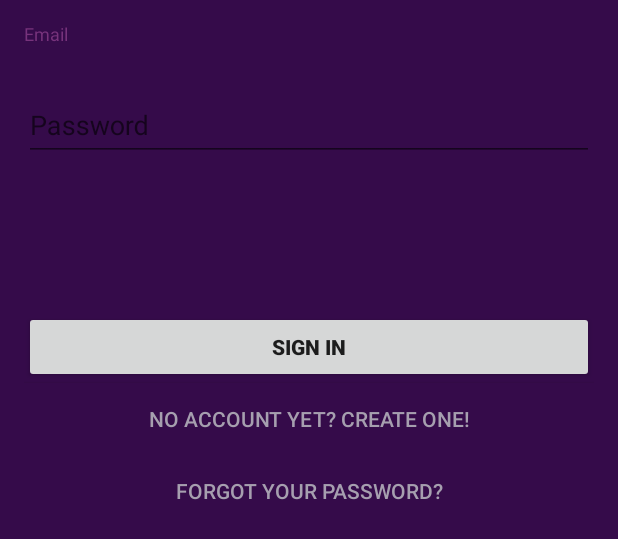
After one commit to Venkipullela/GamesApp, an Android app: the layout activity_login.xml on its own in the app's theme, with its tools: preview values and no code run, on a phone screen of 412 x 824 dp. The commit adds this screen. Shown: the top 539 px of the screen. Run offline under Robolectric (Android 15) with nearby library versions, the phone set to English and light mode, and no system bars.

Commit message:
sign in page and related changes

```diff
--- a/app/src/main/AndroidManifest.xml
+++ b/app/src/main/AndroidManifest.xml
@@ -30,6 +30,9 @@
                 android:name="android.support.PARENT_ACTIVITY"
                 android:value=".MainActivity" />
         </activity>
+        <activity
+            android:name=".LoginActivity"
+            android:label="@string/title_activity_login"></activity>
     </application>
 
 </manifest>
--- a/app/src/main/java/com/example/venkatesh/myfirstapp/MainActivity.java
+++ b/app/src/main/java/com/example/venkatesh/myfirstapp/MainActivity.java
@@ -20,5 +20,10 @@ public class MainActivity extends AppCompatActivity {
         startActivity(intent);
     }
 
+    public void signIn(View view) {
+        Intent intent = new Intent(this, LoginActivity.class);
+        startActivity(intent);
+    }
+
 
 }
--- /dev/null
+++ b/app/src/main/res/layout/activity_login.xml
@@ -0,0 +1,116 @@
+<?xml version="1.0" encoding="utf-8"?>
+<LinearLayout xmlns:android="http://schemas.android.com/apk/res/android"
+    xmlns:tools="http://schemas.android.com/tools"
+    android:layout_width="match_parent"
+    android:layout_height="match_parent"
+    android:background="@color/colorPrimary"
+    android:gravity="center_horizontal"
+    android:paddingLeft="@dimen/activity_horizontal_margin"
+    android:paddingTop="@dimen/activity_vertical_margin"
+    android:paddingRight="@dimen/activity_horizontal_margin"
+    android:paddingBottom="@dimen/activity_vertical_margin"
+    tools:context=".LoginActivity">
+
+    <!-- Login progress -->
+    <ProgressBar
+        android:id="@+id/login_progress"
+        style="?android:attr/progressBarStyleLarge"
+        android:layout_width="wrap_content"
+        android:layout_height="wrap_content"
+        android:layout_marginBottom="8dp"
+        android:visibility="gone" />
+
+    <TextView
+        android:id="@+id/textView"
+        android:layout_width="wrap_content"
+        android:layout_height="wrap_content"
+        android:layout_weight="1"
+        android:text="TextView" />
+
+    <ScrollView
+        android:id="@+id/login_form"
+        android:layout_width="match_parent"
+        android:layout_height="match_parent"
+        android:background="@color/colorPrimary">
+
+        <LinearLayout
+            android:id="@+id/email_login_form"
+            android:layout_width="match_parent"
+            android:layout_height="wrap_content"
+            android:orientation="vertical">
+
+            <android.support.design.widget.TextInputLayout
+                android:layout_width="match_parent"
+                android:layout_height="wrap_content">
+
+                <AutoCompleteTextView
+                    android:id="@+id/email"
+                    android:layout_width="match_parent"
+                    android:layout_height="wrap_content"
+                    android:background="@color/colorPrimary"
+                    android:hint="@string/prompt_email"
+                    android:inputType="textEmailAddress"
+                    android:maxLines="1"
+                    android:singleLine="true"
+                    android:textColor="@color/text_color_light"
+                    android:textColorHighlight="@color/text_color_light"
+                    android:textColorHint="@color/text_color_light"
+                    android:textColorLink="@color/text_color_light" />
+
+            </android.support.design.widget.TextInputLayout>
+
+            <android.support.design.widget.TextInputLayout
+                android:layout_width="match_parent"
+                android:layout_height="wrap_content">
+
+                <EditText
+                    android:id="@+id/password"
+                    android:layout_width="match_parent"
+                    android:layout_height="wrap_content"
+                    android:hint="@string/prompt_password"
+                    android:imeActionId="6"
+                    android:imeActionLabel="@string/action_sign_in_short"
+                    android:imeOptions="actionUnspecified"
+                    android:inputType="textPassword"
+                    android:maxLines="1"
+                    android:singleLine="true"
+                    android:textColor="@color/text_color_light"
+                    android:textColorHint="@color/text_color_light"
+                    android:textColorLink="@color/text_color_light" />
+
+            </android.support.design.widget.TextInputLayout>
+
+            <Button
+                android:id="@+id/email_sign_in_button"
+                android:layout_width="match_parent"
+                android:layout_height="wrap_content"
+                android:layout_marginTop="100dp"
+                android:onClick="onSignIn"
+                android:text="@string/action_sign_in"
+                android:textStyle="bold" />
+
+            <Button
+                android:id="@+id/create_account_prompt"
+                android:layout_width="match_parent"
+                android:layout_height="wrap_content"
+                android:layout_weight="1"
+                android:background="@color/colorPrimary"
+                android:onClick="onRegisterNow"
+                android:text="@string/prompt_register"
+                android:textColor="@color/text_color_light"
+                android:textColorLink="@color/text_color_light" />
+
+            <Button
+                android:id="@+id/forgot_password_prompt"
+                android:layout_width="match_parent"
+                android:layout_height="wrap_content"
+                android:layout_weight="1"
+                android:background="@color/colorPrimary"
+                android:onClick="onForgotPassword"
+                android:text="@string/prompt_forgot_password"
+                android:textColor="@color/text_color_light" />
+
+        </LinearLayout>
+    </ScrollView>
+
+</LinearLayout>
--- a/app/src/main/res/layout/activity_main.xml
+++ b/app/src/main/res/layout/activity_main.xml
@@ -4,7 +4,7 @@
     xmlns:tools="http://schemas.android.com/tools"
     android:layout_width="match_parent"
     android:layout_height="match_parent"
-    android:background="@color/background_color"
+    android:background="@color/colorPrimary"
     tools:context=".MainActivity">
 
     <Button
@@ -24,6 +24,7 @@
         android:id="@+id/signin"
         android:layout_width="wrap_content"
         android:layout_height="wrap_content"
+        android:onClick="signIn"
         android:text="@string/sign_in"
         android:textStyle="italic"
         app:layout_constraintBottom_toBottomOf="parent"
--- a/app/src/main/res/layout/activity_sign_up.xml
+++ b/app/src/main/res/layout/activity_sign_up.xml
@@ -4,7 +4,7 @@
     xmlns:tools="http://schemas.android.com/tools"
     android:layout_width="match_parent"
     android:layout_height="match_parent"
-    android:background="@color/background_color"
+    android:background="@color/colorPrimary"
     tools:context=".SignUp"
     tools:layout_editor_absoluteY="81dp">
 
--- a/app/src/main/res/values/colors.xml
+++ b/app/src/main/res/values/colors.xml
@@ -1,14 +1,14 @@
 <?xml version="1.0" encoding="utf-8"?>
 <resources>
-    <color name="colorPrimary">#008577</color>
+    <color name="colorPrimary">#350b4a</color>
     <color name="colorPrimaryDark">#00574B</color>
     <color name="colorAccent">#cb893d89</color>
     <color name="background_color">#accae6</color>
     <color name="button_color">#019988</color>
     <color name="text_color_dark">#000000</color>
-    <color name="text_color_light">#ffffff</color>
+    <color name="text_color_light">#a69faf</color>
     <color name="hint_color_dark">#000000</color>
-    <color name="hint_color_light">#4faef1</color>
+    <color name="hint_color_light">#512e69</color>
     <color name="error_hint_light">#4faef1</color>
     <color name="error_hint_dark">#ca204e</color>
 </resources>
--- a/app/src/main/res/values/strings.xml
+++ b/app/src/main/res/values/strings.xml
@@ -9,7 +9,7 @@
     <!-- Strings related to login -->
     <string name="prompt_email">Email</string>
     <string name="prompt_password">Password</string>
-    <string name="action_sign_in">Sign in or register</string>
+    <string name="action_sign_in">Sign in</string>
     <string name="action_sign_in_short">Sign in</string>
     <string name="error_invalid_email">This email address is invalid</string>
     <string name="error_invalid_password">This password is too short</string>
@@ -30,4 +30,6 @@
     <string name="user_name">* User Name</string>
     <string name="optional_email">Email (Optional)</string>
     <string name="mandaotry_fields">Fields marked with (*) can\'t be empty</string>
+    <string name="prompt_register">No account yet? Create one!</string>
+    <string name="prompt_forgot_password">Forgot your password?</string>
 </resources>
```
Also changed, not shown: app/src/main/java/com/example/venkatesh/myfirstapp/LoginActivity.java (added, +370 -0 lines).
